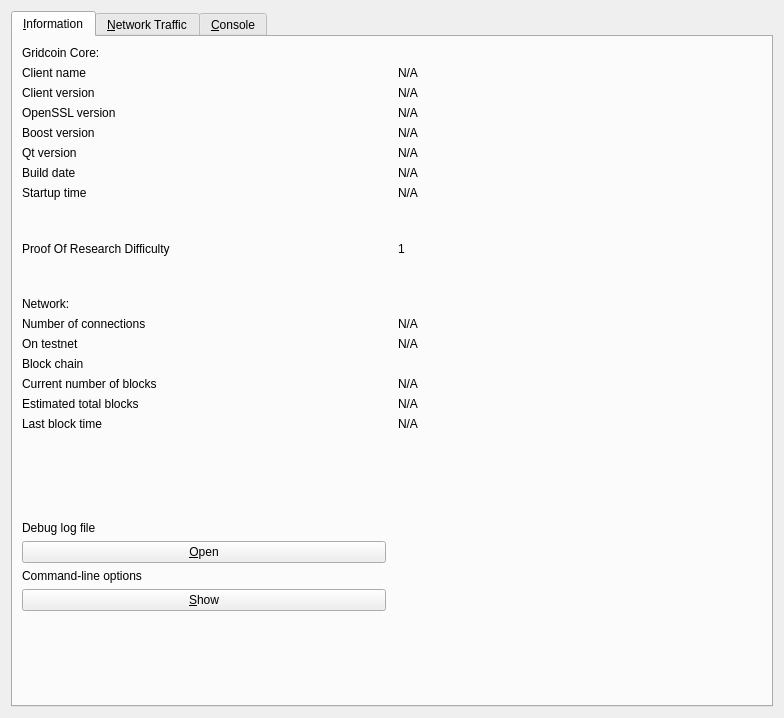
The window that src/qt/forms/rpcconsole.ui (gridcoin-community/Gridcoin-Research) describes before a commit, drawn with Qt 5.
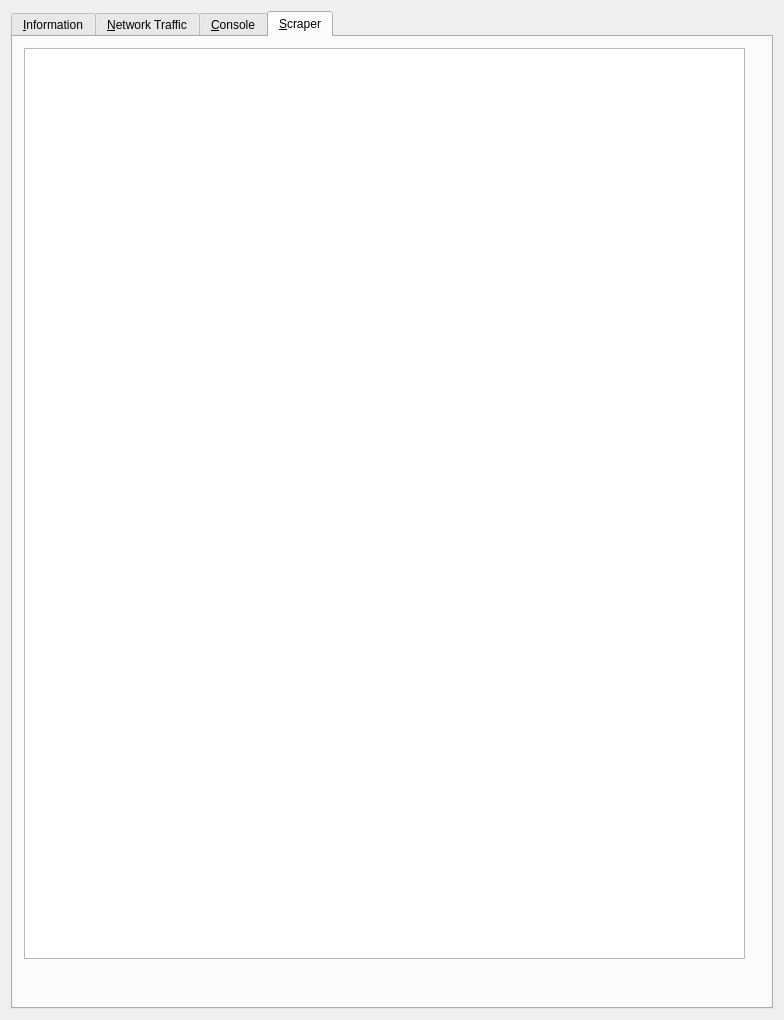
The same window after the commit. The open tabs and pages were chosen to show the change. Icons and pictures are not drawn. Custom widgets are drawn as their Qt base class.

Commit message:
Implementation of log scroll window for scraper.
This implements a simple tab on the debug window
dialog box that allows the viewing of up to 10000 lines
of the scraper log. This is the first use of signaling from
the scraper core code to the UI.

```diff
--- a/src/qt/forms/rpcconsole.ui
+++ b/src/qt/forms/rpcconsole.ui
@@ -7,7 +7,7 @@
     <x>0</x>
     <y>0</y>
     <width>784</width>
-    <height>718</height>
+    <height>1020</height>
    </rect>
   </property>
   <property name="windowTitle">
@@ -754,6 +754,35 @@
        </item>
       </layout>
      </widget>
+     <widget class="QWidget" name="tab_scraper">
+      <attribute name="title">
+       <string>&amp;Scraper</string>
+      </attribute>
+      <widget class="QPlainTextEdit" name="scraper_log">
+       <property name="geometry">
+        <rect>
+         <x>11</x>
+         <y>11</y>
+         <width>721</width>
+         <height>911</height>
+        </rect>
+       </property>
+       <property name="font">
+        <font>
+         <pointsize>9</pointsize>
+        </font>
+       </property>
+       <property name="autoFillBackground">
+        <bool>true</bool>
+       </property>
+       <property name="textInteractionFlags">
+        <set>Qt::TextSelectableByKeyboard|Qt::TextSelectableByMouse</set>
+       </property>
+       <property name="maximumBlockCount">
+        <number>10000</number>
+       </property>
+      </widget>
+     </widget>
     </widget>
    </item>
   </layout>
```
The commit also changes 3 other files.
